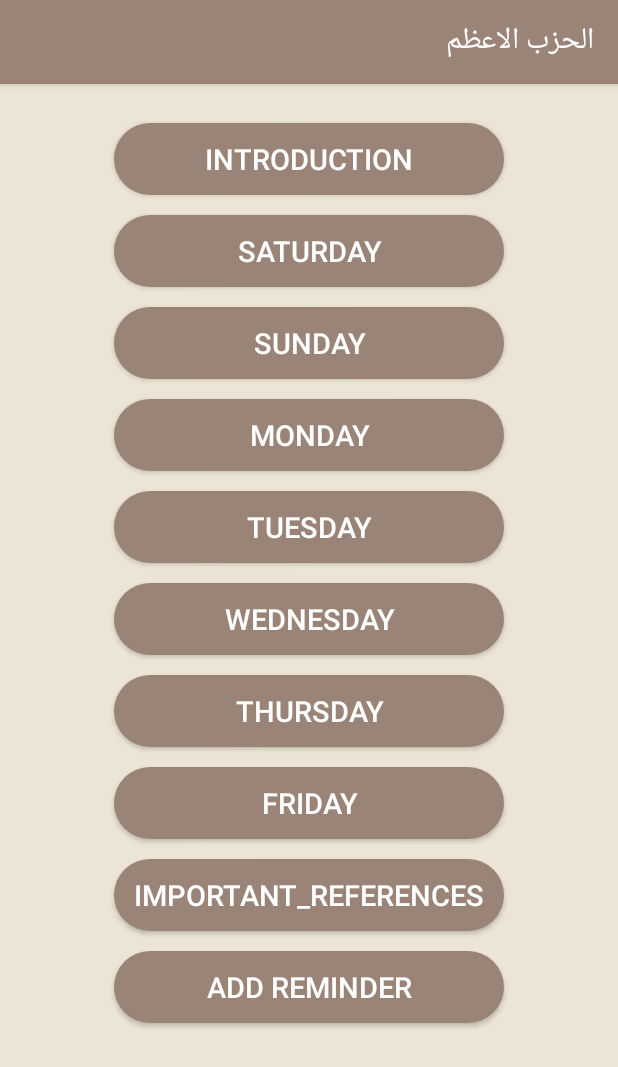
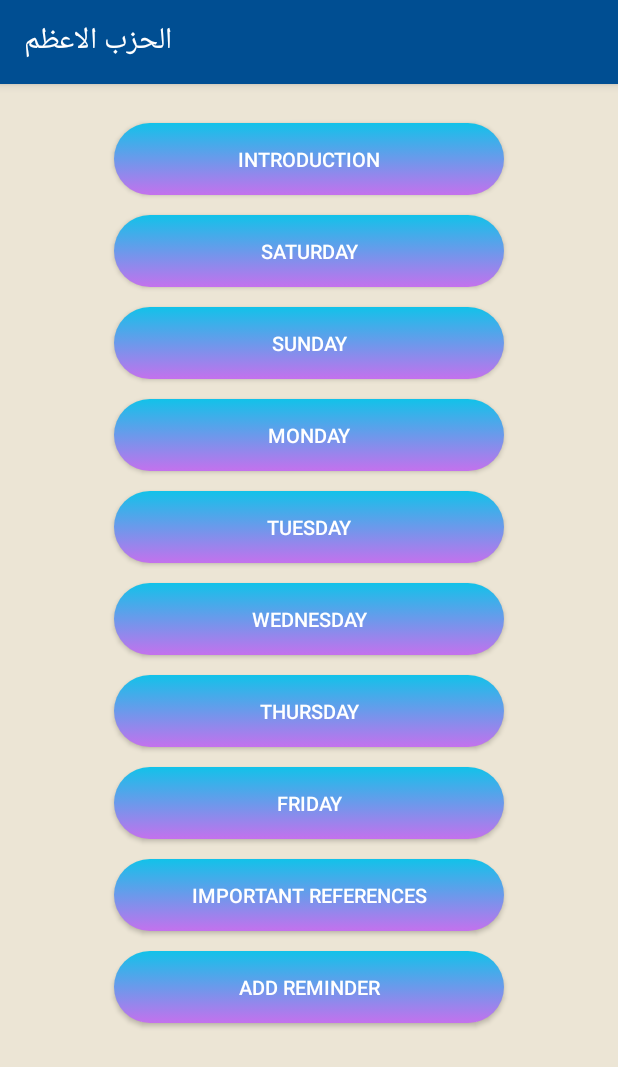
Before and after one commit to madahetooo/el7zpala3zam, an Android app: the PdfBook screen opened directly, with no data from a screen before it, on a phone screen of 412 x 824 dp. Shown: the top 1067 px of the screen. Run offline under Robolectric (Android 15) with nearby library versions, the phone set to English and light mode, and no system bars; our stand-ins replace sdp/ssp sizes.

Commit message:
fifth Update

```diff
--- a/app/build.gradle
+++ b/app/build.gradle
@@ -6,7 +6,7 @@ android {
         applicationId "al7ezpala3zam3.com.al7ezpala3zam3"
         minSdkVersion 19
         targetSdkVersion 28
-        versionCode 3
+        versionCode 4
         versionName "1.0"
         testInstrumentationRunner "android.support.test.runner.AndroidJUnitRunner"
         resConfigs "en", "ar"
--- a/app/src/main/java/al7ezpala3zam3/com/al7ezpala3zam3/ui/SplashScreen.java
+++ b/app/src/main/java/al7ezpala3zam3/com/al7ezpala3zam3/ui/SplashScreen.java
@@ -21,7 +21,7 @@ public class SplashScreen extends AppCompatActivity {
                 } catch (InterruptedException e) {
                     e.printStackTrace();
                 }
-                Intent intent = new Intent(getBaseContext(), language.class);
+                Intent intent = new Intent(getBaseContext(), PdfBook.class);
                 startActivity(intent);
                 finish();
             }
--- a/app/src/main/res/drawable/buttons.xml
+++ b/app/src/main/res/drawable/buttons.xml
@@ -5,6 +5,13 @@
             <corners android:radius="80dp" />
             <solid android:color="#9a8478" />
             <size android:height="20dp" />
+
+            <gradient
+
+                android:angle="90"
+                android:startColor="#c471ed"
+                android:endColor="#12c2e9"
+                android:type="linear"/>
         </shape>
     </item>
 </selector>
--- a/app/src/main/res/drawable/gradient_layout.xml
+++ b/app/src/main/res/drawable/gradient_layout.xml
@@ -5,8 +5,8 @@
             <gradient
 
                 android:angle="90"
-                android:startColor="#1e130c"
-                android:endColor="#9a8478"
+                android:startColor="#004e92"
+                android:endColor="#12c2e9"
                 android:type="linear"/>
         </shape>
     </item>
--- a/app/src/main/res/layout/activity_pdf_book.xml
+++ b/app/src/main/res/layout/activity_pdf_book.xml
@@ -21,7 +21,7 @@
         style="@style/Button"
         android:text="@string/introduction"
         android:textColor="#fff"
-        android:textSize="@dimen/_15sdp"
+        android:textSize="@dimen/_10sdp"
         android:layout_width="@dimen/_200sdp"
         android:layout_height="wrap_content"
         android:layout_centerHorizontal="true"
@@ -32,7 +32,7 @@
         style="@style/Button"
         android:text="@string/saturday"
         android:textColor="#fff"
-        android:textSize="@dimen/_15sdp"
+        android:textSize="@dimen/_10sdp"
         android:layout_width="@dimen/_200sdp"
         android:layout_height="wrap_content"
         android:layout_centerHorizontal="true"
@@ -44,7 +44,7 @@
         style="@style/Button"
         android:text="@string/sunday"
         android:textColor="#fff"
-        android:textSize="@dimen/_15sdp"
+        android:textSize="@dimen/_10sdp"
         android:layout_width="@dimen/_200sdp"
         android:layout_height="wrap_content"
         android:layout_centerHorizontal="true"
@@ -56,7 +56,7 @@
         style="@style/Button"
         android:text="@string/monday"
         android:textColor="#fff"
-        android:textSize="@dimen/_15sdp"
+        android:textSize="@dimen/_10sdp"
         android:layout_width="@dimen/_200sdp"
         android:layout_height="wrap_content"
         android:layout_centerHorizontal="true"
@@ -68,7 +68,7 @@
         style="@style/Button"
         android:text="@string/tuesday"
         android:textColor="#fff"
-        android:textSize="@dimen/_15sdp"
+        android:textSize="@dimen/_10sdp"
         android:layout_width="@dimen/_200sdp"
         android:layout_height="wrap_content"
         android:layout_centerHorizontal="true"
@@ -80,7 +80,7 @@
         style="@style/Button"
         android:text="@string/wednesday"
         android:textColor="#fff"
-        android:textSize="@dimen/_15sdp"
+        android:textSize="@dimen/_10sdp"
         android:layout_width="@dimen/_200sdp"
         android:layout_height="wrap_content"
         android:layout_centerHorizontal="true"
@@ -92,7 +92,7 @@
         style="@style/Button"
         android:text="@string/thursday"
         android:textColor="#fff"
-        android:textSize="@dimen/_15sdp"
+        android:textSize="@dimen/_10sdp"
         android:layout_width="@dimen/_200sdp"
         android:layout_height="wrap_content"
         android:layout_centerHorizontal="true"
@@ -104,7 +104,7 @@
         style="@style/Button"
         android:text="@string/friday"
         android:textColor="#fff"
-        android:textSize="@dimen/_15sdp"
+        android:textSize="@dimen/_10sdp"
         android:layout_width="@dimen/_200sdp"
         android:layout_height="wrap_content"
         android:layout_centerHorizontal="true"
@@ -116,11 +116,12 @@
         style="@style/Button"
         android:text="@string/important_references"
         android:textColor="#fff"
-        android:textSize="@dimen/_15sdp"
+        android:textSize="@dimen/_10sdp"
         android:layout_width="@dimen/_200sdp"
         android:layout_height="wrap_content"
         android:layout_centerHorizontal="true"
         android:layout_below="@+id/btn_Friday"
+
         android:layout_marginTop="@dimen/_10sdp"
         />
     <Button
@@ -128,7 +129,7 @@
         style="@style/Button"
         android:text="@string/add_reminder"
         android:textColor="#fff"
-        android:textSize="@dimen/_15sdp"
+        android:textSize="@dimen/_10sdp"
         android:layout_width="@dimen/_200sdp"
         android:layout_height="wrap_content"
         android:layout_centerHorizontal="true"
--- a/app/src/main/res/menu/example_menu.xml
+++ b/app/src/main/res/menu/example_menu.xml
@@ -40,6 +40,10 @@
         android:id="@+id/btn_importantReferences"
         android:title="@string/important_references"
         app:showAsAction="never" />
+    <item
+        android:id="@+id/btn_setting"
+        android:title="@string/settings"
+        app:showAsAction="never" />
 
 
 
--- a/app/src/main/res/values/colors.xml
+++ b/app/src/main/res/values/colors.xml
@@ -1,6 +1,6 @@
 <?xml version="1.0" encoding="utf-8"?>
 <resources>
-    <color name="colorPrimary">#9a8478</color>
-    <color name="colorPrimaryDark">#1e130c</color>
-    <color name ="colorAccent">#f5af19</color>
+    <color name="colorPrimary">#004e92</color>
+    <color name="colorPrimaryDark">#000428</color>
+    <color name ="colorAccent">#f64f59</color>
 </resources>
--- a/app/src/main/res/values/strings.xml
+++ b/app/src/main/res/values/strings.xml
@@ -11,7 +11,7 @@
     <string name="wednesday">wednesday</string>
     <string name="thursday">thursday</string>
     <string name="friday">friday</string>
-    <string name="important_references"> important_references</string>
+    <string name="important_references"> important references</string>
     <string name="add_reminder">Add Reminder</string>
     <string name="no_alarm_set">No Reminder set</string>
     <string name="open_time_picker">open time picker</string>
@@ -23,6 +23,7 @@
     <string name="yes">yes</string>
     <string name="no">no</string>
     <string name="Do_you_want_to_exit">Do you want to exit ?</string>
+    <string name="settings">Settings</string>
 
 
 </resources>
```
Also changed, not shown: app/src/main/java/al7ezpala3zam3/com/al7ezpala3zam3/ui/MainActivity.java (+8 -1 lines), app/src/main/java/al7ezpala3zam3/com/al7ezpala3zam3/ui/PdfBook.java (+17 -3 lines), 1 other file.
